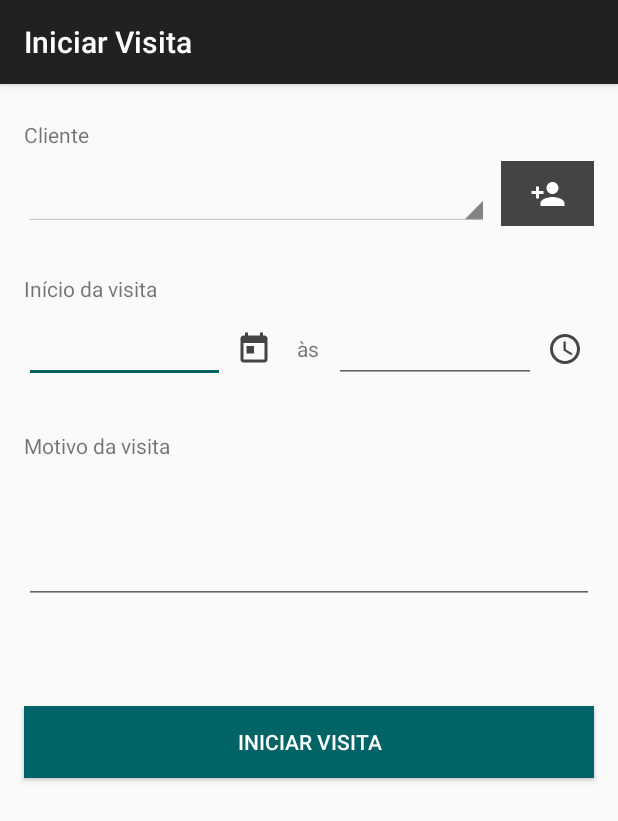
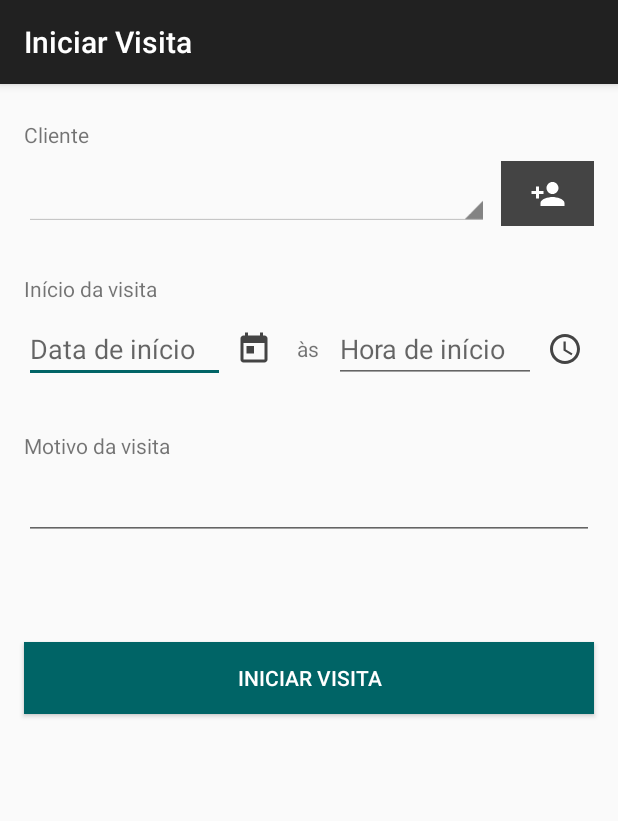
Before and after one commit to flpfar/ControleVisitas, an Android app: the screen it shows after launch (StartVisitActivity), on a phone screen of 412 x 824 dp. Shown: the top 821 px of the screen. Run offline under Robolectric (Android 15) with nearby library versions, the phone set to English and light mode, and no system bars.

Commit message:
finish acstartvisit layout

```diff
--- a/app/src/main/res/layout/activity_start_visit.xml
+++ b/app/src/main/res/layout/activity_start_visit.xml
@@ -13,6 +13,7 @@
         android:layout_marginStart="16dp"
         android:layout_marginTop="24dp"
         android:text="@string/client"
+        android:labelFor="@id/ac_start_spinnerclient"
         app:layout_constraintStart_toStartOf="parent"
         app:layout_constraintTop_toTopOf="parent" />
 
@@ -31,11 +32,11 @@
 
         <!-- style="@android:style/Widget.Holo.Light.Spinner" -->
         <Spinner
-            android:id="@+id/spinner_client"
+            android:id="@+id/ac_start_spinnerclient"
             style="@android:style/Widget.Holo.Light.Spinner"
             android:layout_width="0dp"
             android:layout_height="43dp"
-            android:layout_marginRight="8dp"
+            android:layout_marginEnd="8dp"
             android:layout_weight="5"
             android:spinnerMode="dropdown" />
 
@@ -44,6 +45,7 @@
             android:layout_width="0dp"
             android:layout_height="match_parent"
             android:layout_weight="1"
+            android:contentDescription="@string/im_cd_add_client"
             android:background="@color/colorPrimaryLight"
             app:srcCompat="@drawable/ic_person_add_white_24dp" />
 
@@ -59,6 +61,8 @@
         android:text="@string/visit_start_time"
         app:layout_constraintStart_toStartOf="parent"
         app:layout_constraintTop_toBottomOf="@+id/linearLayout" />
+
+    <!--TODO: FIX NESTED LINEAR WEIGHT -->
 
     <LinearLayout
         android:id="@+id/linearLayout2"
@@ -82,19 +86,22 @@
             android:weightSum="9">
 
             <EditText
-                android:id="@+id/editText3"
+                android:id="@+id/ac_start_etdate"
                 style="@style/Widget.AppCompat.EditText"
                 android:layout_width="0dp"
                 android:layout_height="wrap_content"
                 android:layout_weight="7"
                 android:ems="10"
+                android:hint="@string/et_hint_calendar"
                 android:inputType="date" />
 
             <ImageButton
+                android:id="@+id/ac_start_ibcalendar"
                 android:layout_width="0dp"
                 android:layout_height="match_parent"
                 android:layout_weight="2"
                 android:background="@android:color/transparent"
+                android:contentDescription="@string/im_cd_calendar"
                 android:tint="@color/colorPrimaryLight"
                 app:srcCompat="@drawable/ic_today_black_24dp" />
         </LinearLayout>
@@ -115,18 +122,21 @@
             android:weightSum="9">
 
             <EditText
-                android:id="@+id/editText4"
+                android:id="@+id/ac_start_ettime"
                 android:layout_width="0dp"
                 android:layout_height="wrap_content"
                 android:layout_weight="7"
+                android:hint="@string/et_hint_clock"
                 android:ems="10"
                 android:inputType="time" />
 
             <ImageButton
+                android:id="@+id/ac_start_ibclock"
                 android:layout_width="0dp"
                 android:layout_height="match_parent"
                 android:layout_weight="2"
                 android:background="@android:color/transparent"
+                android:contentDescription="@string/im_cd_clock"
                 android:tint="@color/colorPrimaryLight"
                 app:srcCompat="@drawable/ic_access_time_black_24dp" />
         </LinearLayout>
@@ -134,17 +144,18 @@
     </LinearLayout>
 
     <TextView
-        android:id="@+id/textView3"
+        android:id="@+id/ac_start_tvreason"
         android:layout_width="wrap_content"
         android:layout_height="wrap_content"
         android:layout_marginStart="16dp"
         android:layout_marginTop="32dp"
         android:text="@string/visit_reason"
+        android:labelFor="@id/ac_start_etreason"
         app:layout_constraintStart_toStartOf="parent"
         app:layout_constraintTop_toBottomOf="@+id/linearLayout2" />
 
     <EditText
-        android:id="@+id/editText5"
+        android:id="@+id/ac_start_etreason"
         android:layout_width="0dp"
         android:layout_height="wrap_content"
         android:layout_marginEnd="16dp"
@@ -152,14 +163,13 @@
         android:layout_marginTop="8dp"
         android:ems="10"
         android:maxLines="3"
-        android:lines="3"
         android:inputType="textMultiLine"
         app:layout_constraintEnd_toEndOf="parent"
         app:layout_constraintStart_toStartOf="parent"
-        app:layout_constraintTop_toBottomOf="@+id/textView3" />
+        app:layout_constraintTop_toBottomOf="@+id/ac_start_tvreason" />
 
     <Button
-        android:id="@+id/button"
+        android:id="@+id/ac_start_btstartvisit"
         android:layout_width="0dp"
         android:layout_height="wrap_content"
         android:layout_marginEnd="16dp"
@@ -170,7 +180,7 @@
         android:textColor="@color/white"
         app:layout_constraintEnd_toEndOf="parent"
         app:layout_constraintStart_toStartOf="parent"
-        app:layout_constraintTop_toBottomOf="@+id/editText5" />
+        app:layout_constraintTop_toBottomOf="@+id/ac_start_etreason" />
 
 
 </android.support.constraint.ConstraintLayout>
--- a/app/src/main/res/values/strings.xml
+++ b/app/src/main/res/values/strings.xml
@@ -14,7 +14,7 @@
     <!-- MainActivity Date Toolbar -->
     <string name="left_arrow">&lt;</string>
     <string name="right_arrow">&gt;</string>
-    <string name="im_cd_calendar">Ícone de calendário</string>
+
 
     <!-- StartVisitActivity -->
     <string name="client">Cliente</string>
@@ -22,5 +22,13 @@
     <string name="at_time">às</string>
     <string name="visit_reason">Motivo da visita</string>
 
+    <string name="im_cd_calendar">Selecionar data</string>
+    <string name="im_cd_clock">Selecionar hora</string>
+    <string name="im_cd_add_client">Novo cliente</string>
+
+    <string name="et_hint_calendar">Data de início</string>
+    <string name="et_hint_clock">Hora de início</string>
+
+
 
 </resources>
```
